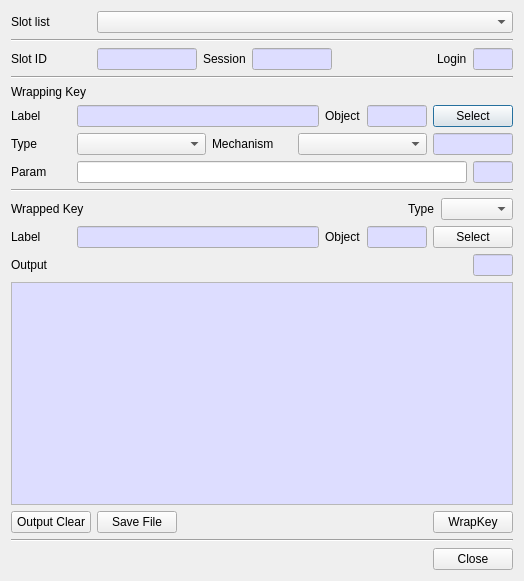
Qt form CryptokiMan/wrap_key_dlg.ui (jykim74/CryptokiMan) before a commit.
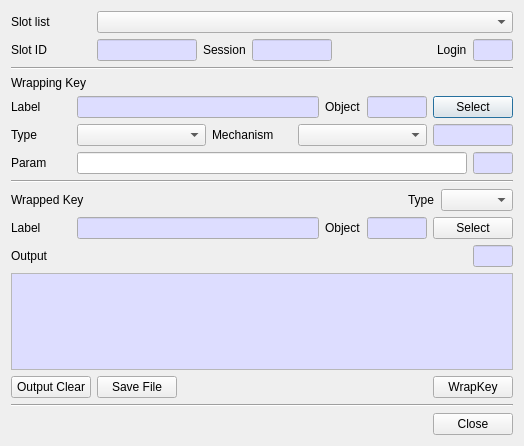
The same form after that commit.

What changed in the file:
```diff
--- a/CryptokiMan/wrap_key_dlg.ui
+++ b/CryptokiMan/wrap_key_dlg.ui
@@ -7,7 +7,7 @@
     <x>0</x>
     <y>0</y>
     <width>524</width>
-    <height>581</height>
+    <height>446</height>
    </rect>
   </property>
   <property name="windowTitle">
@@ -44,13 +44,6 @@
      </item>
     </layout>
    </item>
-   <item>
-    <widget class="Line" name="line">
-     <property name="orientation">
-      <enum>Qt::Horizontal</enum>
-     </property>
-    </widget>
-   </item>
    <item>
     <layout class="QGridLayout" name="gridLayout_2">
      <property name="topMargin">
```
